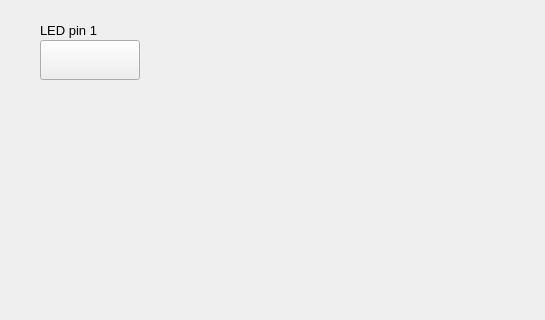
Qt form GUI/program.ui (eric5512/VDAS) before a commit; both pictures show x 0 to 545 and y 0 to 320 of the 800 by 600 pixel window.
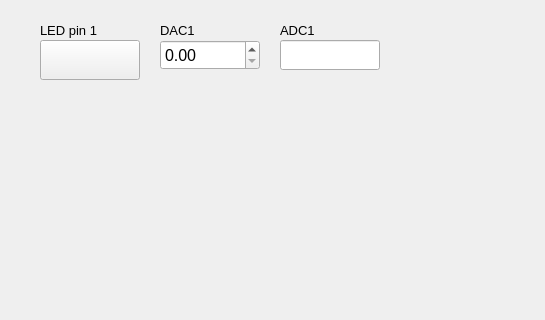
The same form after that commit.

Diff of the .ui file:
```diff
--- a/GUI/program.ui
+++ b/GUI/program.ui
@@ -13,7 +13,22 @@
   <property name="windowTitle">
    <string>Program</string>
   </property>
-  <widget class="QWidget" name="centralwidget"><widget class="QPushButton" name="input1">
+  <widget class="QWidget" name="centralwidget"><widget class="QLabel" name="label_1">
+<property name="geometry">
+ <rect>
+  <x>40</x>
+  <y>20</y>
+  <width>170</width>
+  <height>20</height>
+ </rect>
+</property><property name="font">
+<font>
+ <pointsize>10</pointsize>
+</font>
+</property><property name="text">
+<string>LED pin 1</string>
+</property>
+</widget><widget class="QPushButton" name="input1">
 <property name="geometry">
  <rect>
   <x>40</x>
@@ -28,10 +43,10 @@
 </property><property name="checkable">
 <bool>true</bool>
 </property>
-</widget><widget class="QLabel" name="label_1">
+</widget><widget class="QLabel" name="label_2">
 <property name="geometry">
  <rect>
-  <x>40</x>
+  <x>160</x>
   <y>20</y>
   <width>170</width>
   <height>20</height>
@@ -41,11 +56,52 @@
  <pointsize>10</pointsize>
 </font>
 </property><property name="text">
-<string>LED pin 1</string>
+<string>DAC1</string>
 </property>
-</widget><property name="DO0" stdset="0">
-<string>((0b001000 &lt;&lt; 2) + (0b10 if self.__find("input1") else 0b00)).to_bytes(1, 'big')</string>
-</property></widget>
+</widget><widget class="QDoubleSpinBox" name="input2">
+<property name="geometry">
+ <rect>
+  <x>160</x>
+  <y>40</y>
+  <width>100</width>
+  <height>30</height>
+ </rect>
+</property><property name="font">
+<font>
+ <pointsize>12</pointsize>
+</font>
+</property>
+</widget><widget class="QLabel" name="label_3">
+<property name="geometry">
+ <rect>
+  <x>280</x>
+  <y>20</y>
+  <width>170</width>
+  <height>20</height>
+ </rect>
+</property><property name="font">
+<font>
+ <pointsize>10</pointsize>
+</font>
+</property><property name="text">
+<string>ADC1</string>
+</property>
+</widget><widget class="QLineEdit" name="out">
+<property name="geometry">
+ <rect>
+  <x>280</x>
+  <y>40</y>
+  <width>100</width>
+  <height>30</height>
+ </rect>
+</property><property name="font">
+<font>
+ <pointsize>12</pointsize>
+</font>
+</property><property name="readOnly">
+<bool>true</bool>
+</property>
+</widget></widget>
 </widget>
 <customwidgets>
   <customwidget>
```
